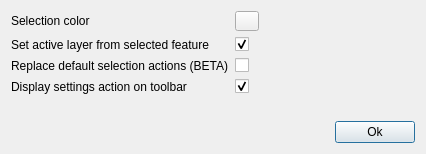
Above: settingsdialog.ui from YoannQDQ/qgis-multilayer-select before the change. Below: the same form after it.
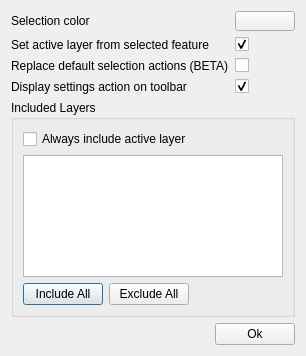
That is the form after the change. Custom widgets are drawn as their Qt base class.

Commit message: Add the possibility to exclude layers from the multi selection

Diff of the .ui file:
```diff
--- a/settingsdialog.ui
+++ b/settingsdialog.ui
@@ -6,8 +6,8 @@
    <rect>
     <x>0</x>
     <y>0</y>
-    <width>426</width>
-    <height>154</height>
+    <width>279</width>
+    <height>356</height>
    </rect>
   </property>
   <property name="windowTitle">
@@ -33,7 +33,7 @@
        </property>
        <property name="minimumSize">
         <size>
-         <width>24</width>
+         <width>60</width>
          <height>20</height>
         </size>
        </property>
@@ -95,6 +95,62 @@
      </item>
     </layout>
    </item>
+   <item>
+    <widget class="QGroupBox" name="groupBox">
+     <property name="toolTip">
+      <string>Allow to define layers that will not be considered by the multiselection tools (i.e. vector basemaps)</string>
+     </property>
+     <property name="title">
+      <string>Included Layers</string>
+     </property>
+     <layout class="QVBoxLayout" name="verticalLayout_2">
+      <item>
+       <widget class="QCheckBox" name="includeActiveLayerCheckBox">
+        <property name="toolTip">
+         <string>If checked, the active layer will be handled by the selection tools even if it is unchecked in the list below</string>
+        </property>
+        <property name="text">
+         <string>Always include active layer</string>
+        </property>
+       </widget>
+      </item>
+      <item>
+       <widget class="QListView" name="view"/>
+      </item>
+      <item>
+       <layout class="QHBoxLayout" name="horizontalLayout_2">
+        <item>
+         <widget class="QPushButton" name="includeButton">
+          <property name="text">
+           <string>Include All</string>
+          </property>
+         </widget>
+        </item>
+        <item>
+         <widget class="QPushButton" name="excludeButton">
+          <property name="text">
+           <string>Exclude All</string>
+          </property>
+         </widget>
+        </item>
+        <item>
+         <spacer name="horizontalSpacer_2">
+          <property name="orientation">
+           <enum>Qt::Horizontal</enum>
+          </property>
+          <property name="sizeHint" stdset="0">
+           <size>
+            <width>40</width>
+            <height>20</height>
+           </size>
+          </property>
+         </spacer>
+        </item>
+       </layout>
+      </item>
+     </layout>
+    </widget>
+   </item>
    <item>
     <spacer name="verticalSpacer">
      <property name="orientation">
```
The commit also changes 6 other files.
